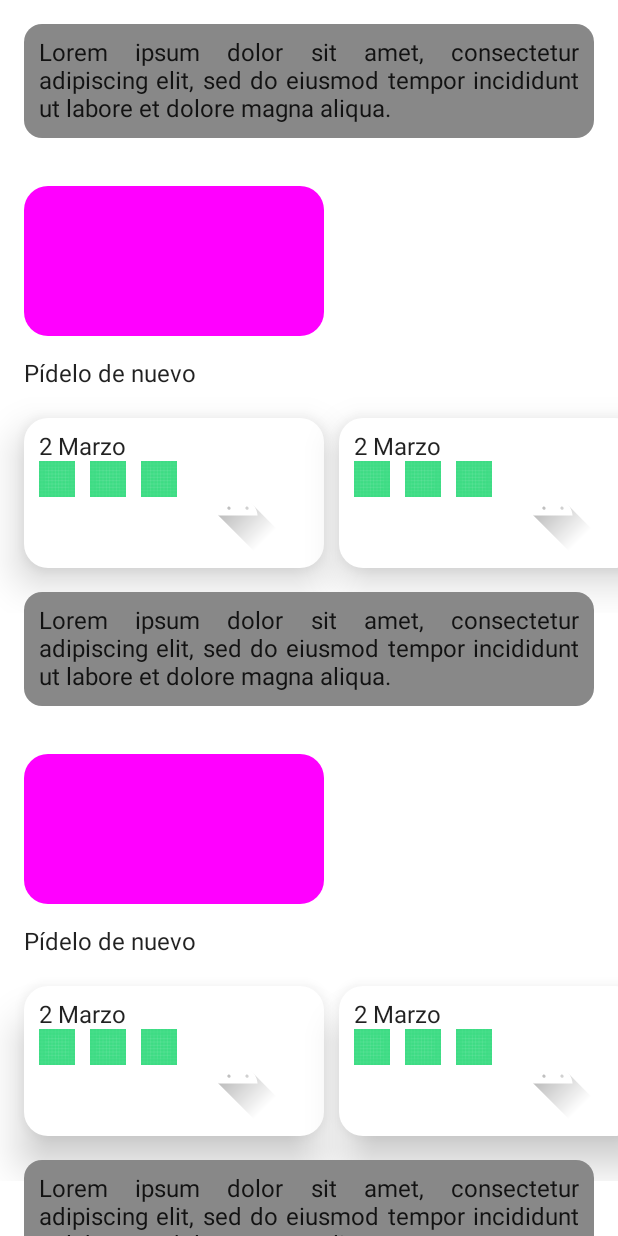
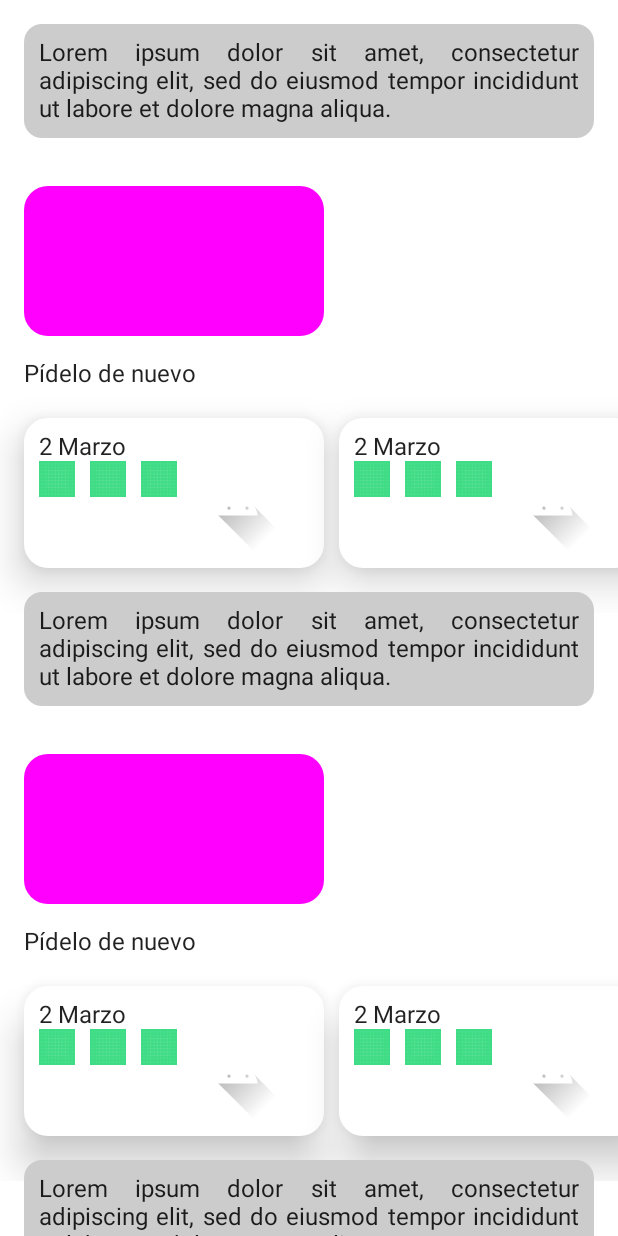
Before and after one commit to javierpe/ArtGallery, an Android app built with Jetpack Compose: the screen it shows after launch (MainActivity), on a phone screen of 412 x 824 dp. Run offline under Robolectric (Android 15) with nearby library versions, the phone set to English and light mode, and no system bars; our stand-ins replace Dagger/Hilt's generated code.

```diff
--- a/app/src/main/java/com/nucu/dynamiclistcompose/components/tobacco/TobaccoComponentView.kt
+++ b/app/src/main/java/com/nucu/dynamiclistcompose/components/tobacco/TobaccoComponentView.kt
@@ -9,9 +9,11 @@ import androidx.compose.runtime.Composable
 import androidx.compose.ui.Modifier
 import androidx.compose.ui.draw.clip
 import androidx.compose.ui.graphics.Color
+import androidx.compose.ui.res.stringResource
 import androidx.compose.ui.text.style.TextAlign
 import androidx.compose.ui.tooling.preview.Preview
 import androidx.compose.ui.unit.dp
+import com.nucu.dynamiclistcompose.R
 
 @Composable
 fun TobaccoComponentView(
@@ -24,10 +26,10 @@ fun TobaccoComponentView(
     ) {
         Text(
             modifier = Modifier
-                .background(Color.Gray)
+                .background(Color.LightGray)
                 .padding(10.dp),
             textAlign = TextAlign.Justify,
-            text = "Lorem ipsum dolor sit amet, consectetur adipiscing elit, sed do eiusmod tempor incididunt ut labore et dolore magna aliqua."
+            text = stringResource(R.string.label_lorem_ipsum)
         )
     }
 }
--- a/app/src/main/res/values/strings.xml
+++ b/app/src/main/res/values/strings.xml
@@ -3,4 +3,5 @@
     <string name="label_loading" translatable="false">Cargando</string>
     <string name="label_error" translatable="false">Error</string>
     <string name="label_retry" translatable="false">Reintentar</string>
+    <string name="label_lorem_ipsum">Lorem ipsum dolor sit amet, consectetur adipiscing elit, sed do eiusmod tempor incididunt ut labore et dolore magna aliqua.</string>
 </resources>
```
